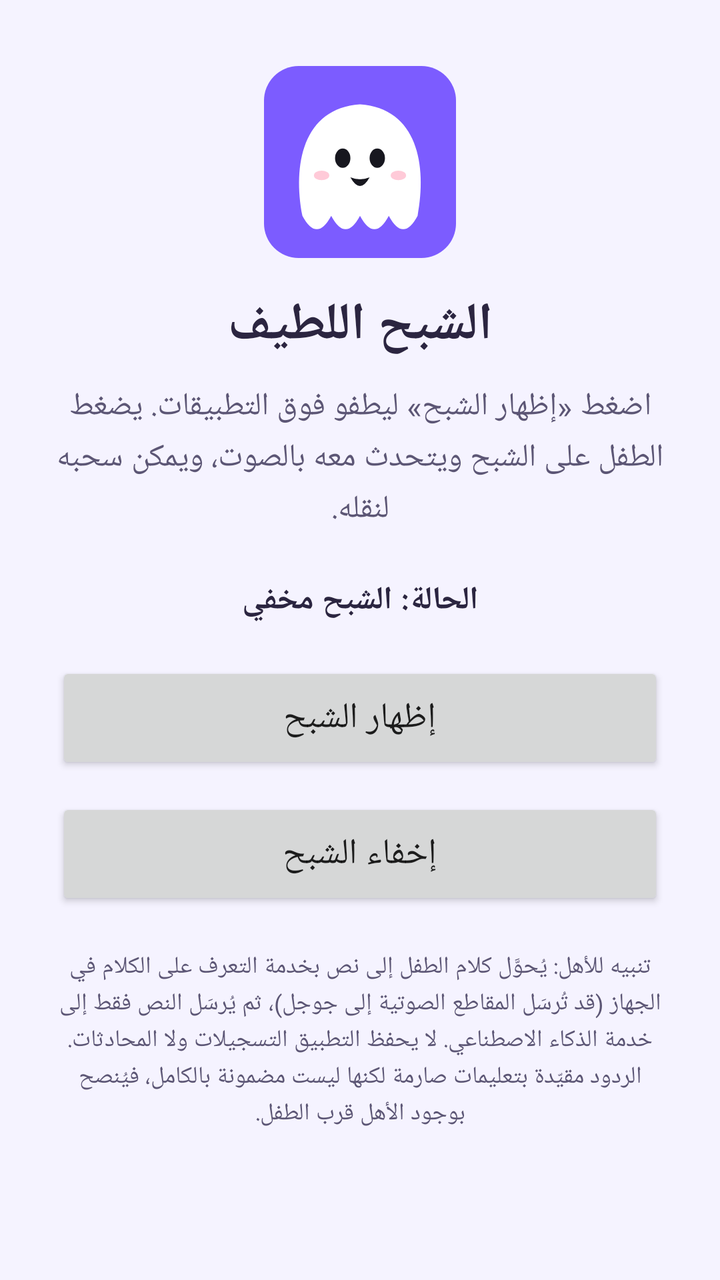
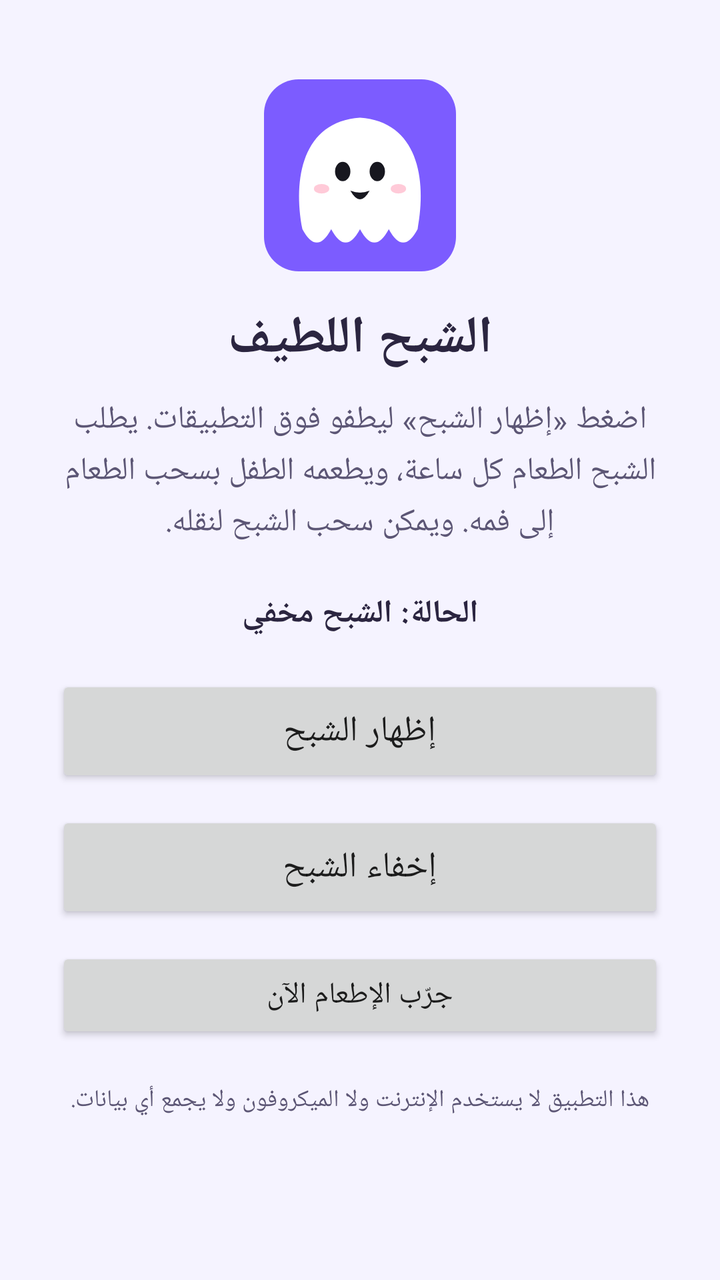

Two renders of the same Android screen: before a commit and after it. Below are the layout's source before the change and the commit's diff.
<!-- AndroidManifest.xml: application theme AppTheme -->
<!-- res/layout/activity_main.xml -->
<?xml version="1.0" encoding="utf-8"?>
<LinearLayout xmlns:android="http://schemas.android.com/apk/res/android"
    android:layout_width="match_parent"
    android:layout_height="match_parent"
    android:layoutDirection="rtl"
    android:gravity="center"
    android:orientation="vertical"
    android:padding="28dp">

    <ImageView
        android:layout_width="96dp"
        android:layout_height="96dp"
        android:importantForAccessibility="no"
        android:src="@drawable/ic_launcher" />

    <TextView
        android:layout_width="match_parent"
        android:layout_height="wrap_content"
        android:layout_marginTop="16dp"
        android:gravity="center"
        android:text="@string/main_title"
        android:textColor="@color/text_main"
        android:textSize="26sp"
        android:textStyle="bold" />

    <TextView
        android:layout_width="match_parent"
        android:layout_height="wrap_content"
        android:layout_marginTop="12dp"
        android:gravity="center"
        android:lineSpacingExtra="4dp"
        android:text="@string/main_description"
        android:textColor="@color/text_sub"
        android:textSize="16sp" />

    <TextView
        android:id="@+id/statusText"
        android:layout_width="match_parent"
        android:layout_height="wrap_content"
        android:layout_marginTop="24dp"
        android:gravity="center"
        android:text="@string/status_stopped"
        android:textColor="@color/text_main"
        android:textSize="16sp"
        android:textStyle="bold" />

    <Button
        android:id="@+id/showButton"
        android:layout_width="match_parent"
        android:layout_height="56dp"
        android:layout_marginTop="20dp"
        android:text="@string/show_ghost"
        android:textSize="18sp" />

    <Button
        android:id="@+id/hideButton"
        android:layout_width="match_parent"
        android:layout_height="56dp"
        android:layout_marginTop="12dp"
        android:text="@string/hide_ghost"
        android:textSize="18sp" />

    <TextView
        android:layout_width="match_parent"
        android:layout_height="wrap_content"
        android:layout_marginTop="20dp"
        android:gravity="center"
        android:lineSpacingExtra="2dp"
        android:text="@string/main_privacy_note"
        android:textColor="@color/text_sub"
        android:textSize="12sp" />

    <TextView
        android:id="@+id/versionText"
        android:layout_width="match_parent"
        android:layout_height="wrap_content"
        android:layout_marginTop="24dp"
        android:gravity="center"
        android:textColor="@color/text_sub"
        android:textSize="13sp" />
</LinearLayout>
<!-- resources referenced by this layout -->
<resources>
  <color name="text_main">#2B2540</color>
  <color name="text_sub">#5C5675</color>
  <!-- drawable ic_launcher (drawable) -->
  <?xml version="1.0" encoding="utf-8"?>
  <vector xmlns:android="http://schemas.android.com/apk/res/android"
      android:width="108dp"
      android:height="108dp"
      android:viewportWidth="100"
      android:viewportHeight="100">
      <path
          android:fillColor="#7C5CFF"
          android:pathData="M18,0h64a18,18 0 0 1 18,18v64a18,18 0 0 1 -18,18h-64a18,18 0 0 1 -18,-18v-64a18,18 0 0 1 18,-18z" />
      <path
          android:fillColor="#FFFFFF"
          android:pathData="M20,78 C15,52 20,22 50,20 C80,22 85,52 80,78 Q72.5,92 65,78 Q57.5,92 50,78 Q42.5,92 35,78 Q27.5,92 20,78 Z" />
      <path
          android:fillColor="#17171F"
          android:pathData="M41,48 m-4,0 a4,5 0 1,0 8,0 a4,5 0 1,0 -8,0 M59,48 m-4,0 a4,5 0 1,0 8,0 a4,5 0 1,0 -8,0" />
      <path
          android:fillColor="#17171F"
          android:pathData="M45,58 Q50,60 55,58 Q50,67 45,58 Z" />
      <path
          android:fillColor="#FFB4C8"
          android:fillAlpha="0.7"
          android:pathData="M30,57 m-4,0 a4,2.5 0 1,0 8,0 a4,2.5 0 1,0 -8,0 M70,57 m-4,0 a4,2.5 0 1,0 8,0 a4,2.5 0 1,0 -8,0" />
  </vector>
  <string name="hide_ghost">إخفاء الشبح</string>
  <string name="main_description">اضغط «إظهار الشبح» ليطفو فوق التطبيقات. يضغط الطفل على الشبح ويتحدث معه بالصوت، ويمكن سحبه لنقله.</string>
  <string name="main_privacy_note">تنبيه للأهل: يُحوَّل كلام الطفل إلى نص بخدمة التعرف على الكلام في الجهاز (قد تُرسَل المقاطع الصوتية إلى جوجل)، ثم يُرسَل النص فقط إلى خدمة الذكاء الاصطناعي. لا يحفظ التطبيق التسجيلات ولا المحادثات. الردود مقيّدة بتعليمات صارمة لكنها ليست مضمونة بالكامل، فيُنصح بوجود الأهل قرب الطفل.</string>
  <string name="main_title">الشبح اللطيف</string>
  <string name="show_ghost">إظهار الشبح</string>
  <string name="status_stopped">الحالة: الشبح مخفي</string>
  <style name="AppTheme" parent="android:Theme.Material.Light.NoActionBar">
          <item name="android:windowBackground">@color/screen_bg</item>
          <item name="android:statusBarColor">@color/screen_bg</item>
          <item name="android:navigationBarColor">@color/screen_bg</item>
          <item name="android:windowLightStatusBar">true</item>
      </style>
  <color name="screen_bg">#F5F3FF</color>
</resources>

<!-- the commit's change to res/layout/activity_main.xml (unified diff, before → after) -->
@@ -60,13 +60,22 @@
         android:text="@string/hide_ghost"
         android:textSize="18sp" />
 
+    <Button
+        android:id="@+id/feedButton"
+        android:layout_width="match_parent"
+        android:layout_height="48dp"
+        android:layout_marginTop="12dp"
+        android:text="@string/feed_now"
+        android:textSize="15sp" />
+
     <TextView
+        android:id="@+id/privacyNote"
         android:layout_width="match_parent"
         android:layout_height="wrap_content"
         android:layout_marginTop="20dp"
         android:gravity="center"
         android:lineSpacingExtra="2dp"
-        android:text="@string/main_privacy_note"
+        android:text="@string/main_privacy_note_local"
         android:textColor="@color/text_sub"
         android:textSize="12sp" />
 
<!-- resource entries referenced after the edit -->
@@ -26,9 +26,10 @@
           android:fillAlpha="0.7"
           android:pathData="M30,57 m-4,0 a4,2.5 0 1,0 8,0 a4,2.5 0 1,0 -8,0 M70,57 m-4,0 a4,2.5 0 1,0 8,0 a4,2.5 0 1,0 -8,0" />
   </vector>
+  <string name="feed_now">جرّب الإطعام الآن</string>
   <string name="hide_ghost">إخفاء الشبح</string>
-  <string name="main_description">اضغط «إظهار الشبح» ليطفو فوق التطبيقات. يضغط الطفل على الشبح ويتحدث معه بالصوت، ويمكن سحبه لنقله.</string>
-  <string name="main_privacy_note">تنبيه للأهل: يُحوَّل كلام الطفل إلى نص بخدمة التعرف على الكلام في الجهاز (قد تُرسَل المقاطع الصوتية إلى جوجل)، ثم يُرسَل النص فقط إلى خدمة الذكاء الاصطناعي. لا يحفظ التطبيق التسجيلات ولا المحادثات. الردود مقيّدة بتعليمات صارمة لكنها ليست مضمونة بالكامل، فيُنصح بوجود الأهل قرب الطفل.</string>
+  <string name="main_description">اضغط «إظهار الشبح» ليطفو فوق التطبيقات. يطلب الشبح الطعام كل ساعة، ويطعمه الطفل بسحب الطعام إلى فمه. ويمكن سحب الشبح لنقله.</string>
+  <string name="main_privacy_note_local">هذا التطبيق لا يستخدم الإنترنت ولا الميكروفون ولا يجمع أي بيانات.</string>
   <string name="main_title">الشبح اللطيف</string>
   <string name="show_ghost">إظهار الشبح</string>
   <string name="status_stopped">الحالة: الشبح مخفي</string>
